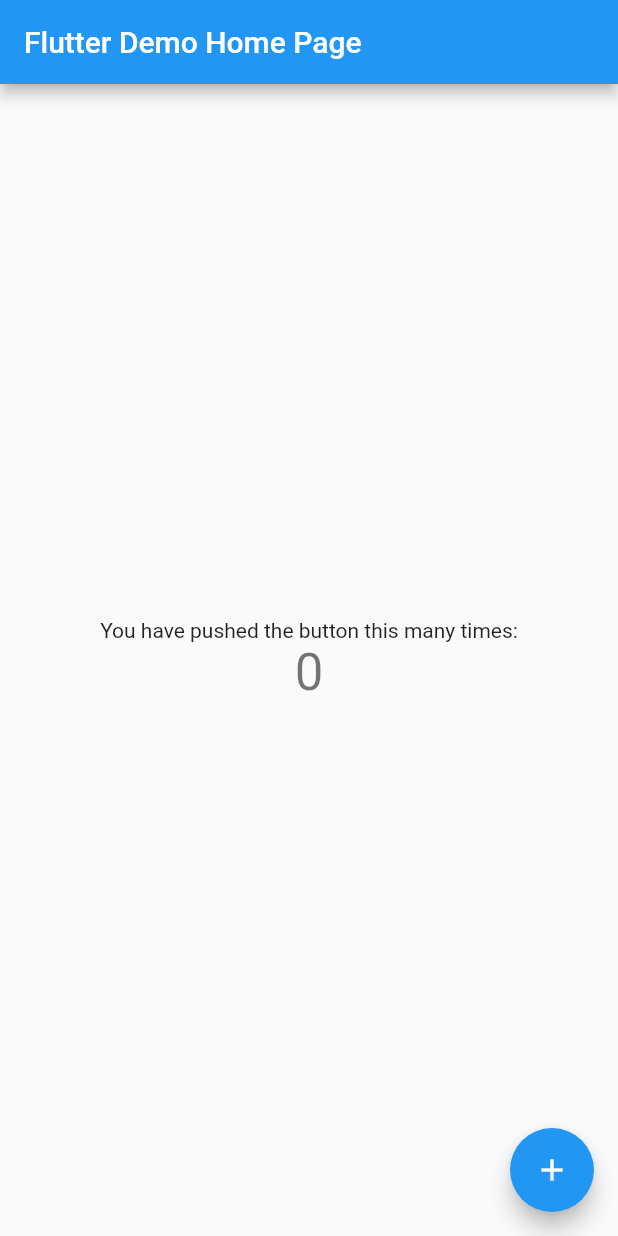
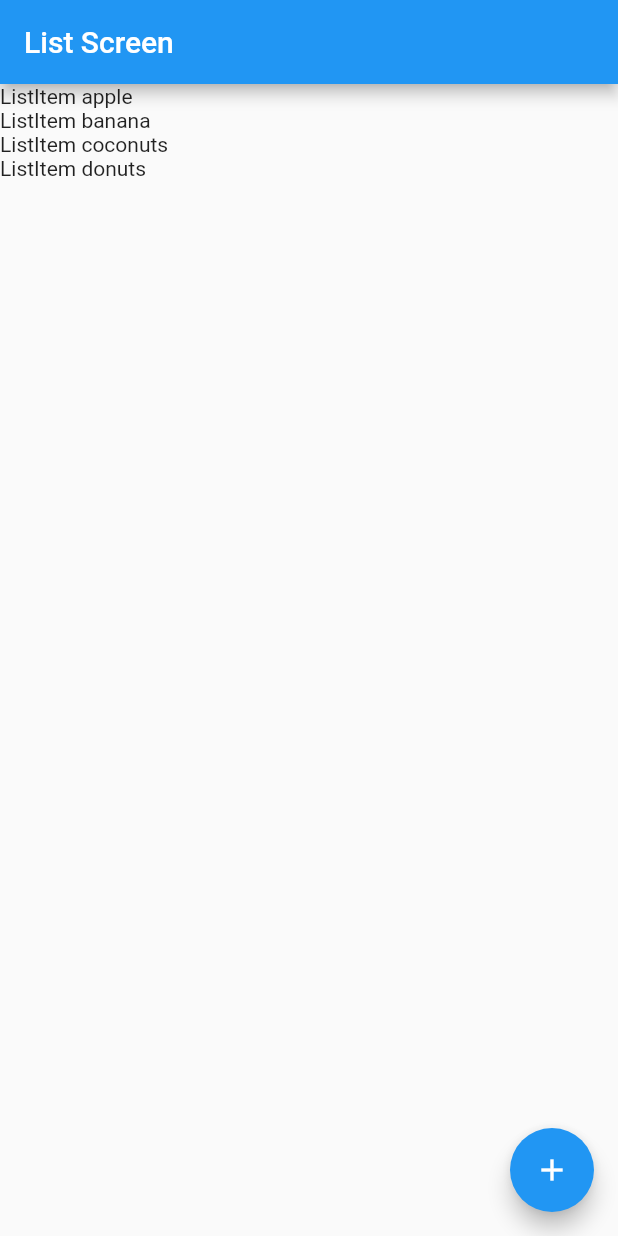
Before and after one commit to u1tramarinet/test_flutter_app, a Flutter app: the screen it shows after launch, on a phone screen of 412 x 824 dp. Run offline on Flutter 3.47's test engine with Material 2 defaults, Android fonts, the phone set to English and light mode, and no system bars; our stand-ins replace flutter_riverpod.

Commit message:
Add screens(Nest, List)

```diff
--- a/lib/MyHomePage.dart
+++ b/lib/counter/MyHomePage.dart
@@ -1,6 +1,6 @@
 import 'package:flutter/material.dart';
 import 'package:flutter_riverpod/flutter_riverpod.dart';
-import 'package:test_flutter_app/viewmodel/MyHomeViewModel.dart';
+import 'package:test_flutter_app/counter/viewmodel/MyHomeViewModel.dart';
 
 class MyHomePage extends ConsumerWidget {
   const MyHomePage({super.key, required this.title});
--- a/lib/viewmodel/MyHomeViewModel.dart
+++ b/lib/counter/viewmodel/MyHomeViewModel.dart
@@ -1,6 +1,6 @@
 import 'package:flutter/widgets.dart';
 import 'package:flutter_riverpod/flutter_riverpod.dart';
-import 'package:test_flutter_app/model/MyHomeRepository.dart';
+import 'package:test_flutter_app/counter/model/MyHomeRepository.dart';
 
 final myHomeViewModelProvider = ChangeNotifierProvider((ref) => MyHomeViewModel(repository: ref.read(myHomeRepositoryProvider)));
 
--- /dev/null
+++ b/lib/list/ListApp.dart
@@ -0,0 +1,17 @@
+import 'package:flutter/material.dart';
+import 'ListScreen.dart';
+
+class ListApp extends StatelessWidget {
+  const ListApp({super.key});
+
+  @override
+  Widget build(BuildContext context) {
+    return MaterialApp(
+      title: 'Flutter Demo',
+      theme: ThemeData(
+        primarySwatch: Colors.blue,
+      ),
+      home: const ListScreen(),
+    );
+  }
+}
--- /dev/null
+++ b/lib/list/ListScreen.dart
@@ -0,0 +1,35 @@
+import 'package:flutter/material.dart';
+
+class ListScreen extends StatefulWidget {
+  const ListScreen({super.key});
+
+  @override
+  State<StatefulWidget> createState() => _ListScreenState();
+}
+
+class _ListScreenState extends State<ListScreen> {
+  @override
+  Widget build(BuildContext context) {
+
+    List<String> items = <String>['apple', 'banana', 'coconuts', 'donuts'];
+
+    return Scaffold(
+      appBar: AppBar(
+        title: const Text('List Screen'),
+      ),
+      body: Center(
+        child: ListView.builder(
+            itemCount: items.length,
+            itemBuilder: (BuildContext context, index) {
+              return Text('ListItem ${items[index]}');
+            }),
+        ),
+      floatingActionButton: FloatingActionButton(
+        onPressed: () {
+        },
+        tooltip: 'Add Item',
+        child: const Icon(Icons.add),
+      ),
+    );
+  }
+}
--- /dev/null
+++ b/lib/nest/NestApp.dart
@@ -0,0 +1,17 @@
+import 'package:flutter/material.dart';
+import 'Screen.dart';
+
+class NestApp extends StatelessWidget {
+  const NestApp({super.key});
+
+  @override
+  Widget build(BuildContext context) {
+    return MaterialApp(
+      title: 'Flutter Demo',
+      theme: ThemeData(
+        primarySwatch: Colors.blue,
+      ),
+      home: const Screen(),
+    );
+  }
+}
--- /dev/null
+++ b/lib/nest/Screen.dart
@@ -0,0 +1,41 @@
+import 'package:flutter/material.dart';
+
+class Screen extends StatefulWidget {
+  const Screen({super.key, this.nestCount = 1});
+
+  final int nestCount;
+
+  @override
+  State<StatefulWidget> createState() => _ScreenState();
+}
+
+class _ScreenState extends State<Screen> {
+  @override
+  Widget build(BuildContext context) {
+    return Scaffold(
+      appBar: AppBar(
+        title: Text('Screen - ${widget.nestCount}'),
+      ),
+      body: Center(
+        child: Column(
+          mainAxisAlignment: MainAxisAlignment.center,
+          children: <Widget>[
+            Text(
+              'This screen is Screen - ${widget.nestCount}',
+            ),
+          ],
+        ),
+      ),
+      floatingActionButton: FloatingActionButton(
+        onPressed: () {
+          Navigator.of(context).push(MaterialPageRoute(
+              builder: (context) => Screen(
+                nestCount: (widget.nestCount + 1),
+              )));
+        },
+        tooltip: 'Move',
+        child: const Icon(Icons.arrow_right),
+      ),
+    );
+  }
+}
```
Also changed, not shown: lib/main.dart (+6 -2 lines), lib/counter/MyApp.dart (renamed from lib/MyApp.dart), lib/counter/model/MyHomeRepository.dart (renamed from lib/model/MyHomeRepository.dart), lib/counter/model/Result.dart (renamed from lib/model/Result.dart), 1 other file.
